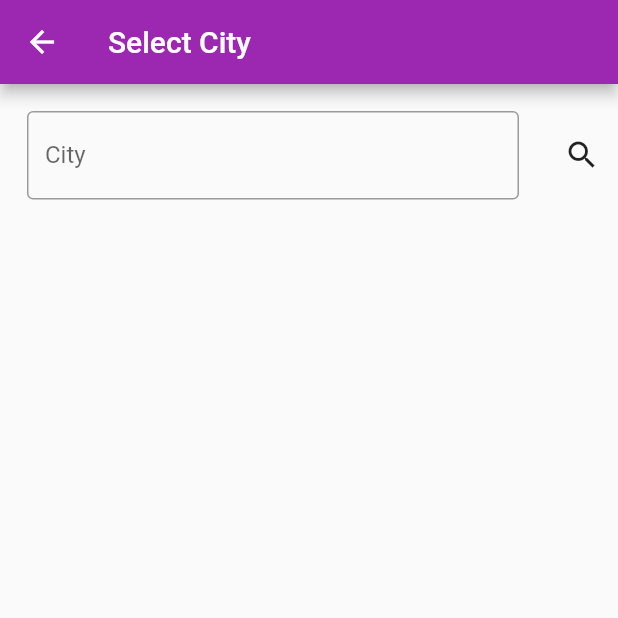
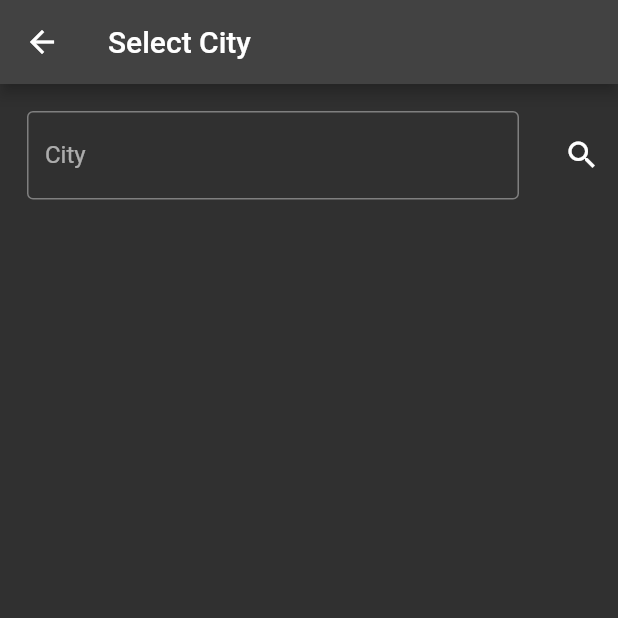
Before and after one commit to hamitseyrek/flutter_provider_weather_app, a Flutter app: the screen it shows after launch, after a tap on the "search" icon, on a phone screen of 412 x 824 dp, the top half of it. Run offline on Flutter 3.47's test engine with Material 2 defaults, Android fonts, the light colour scheme and no system bars; our stand-ins replace bloc, equatable, flutter_bloc, get_it.

Commit message:
start themadata

```diff
--- /dev/null
+++ b/lib/blocs/thema/bloc/thema_event.dart
@@ -0,0 +1,14 @@
+part of 'thema_bloc.dart';
+
+abstract class ThemaEvent extends Equatable {
+  const ThemaEvent([List props = const []]);
+
+  @override
+  List<Object> get props => [];
+}
+
+class ChangeThema extends ThemaEvent {
+  final String weatherStateAbbr;
+
+  ChangeThema({required this.weatherStateAbbr}) : super([weatherStateAbbr]);
+}
--- /dev/null
+++ b/lib/blocs/thema/bloc/thema_state.dart
@@ -0,0 +1,18 @@
+part of 'thema_bloc.dart';
+
+abstract class ThemaState extends Equatable {
+  const ThemaState([List props = const []]);
+
+  @override
+  List<Object> get props => [];
+}
+
+class ThemaInitial extends ThemaState {}
+
+class ThemaAppState extends ThemaState {
+  final ThemeData themeData;
+  final MaterialColor materialColor;
+
+  ThemaAppState({required this.themeData, required this.materialColor})
+      : super([themeData, materialColor]);
+}
--- a/lib/main.dart
+++ b/lib/main.dart
@@ -1,5 +1,6 @@
 import 'package:flutter/material.dart';
 import 'package:flutter_bloc/flutter_bloc.dart';
+import 'package:flutter_bloc_weather_app/blocs/thema/bloc/thema_bloc.dart';
 import 'package:flutter_bloc_weather_app/blocs/weather/bloc/weather_bloc.dart';
 import 'package:flutter_bloc_weather_app/data/weather_repository.dart';
 import 'package:flutter_bloc_weather_app/locator.dart';
@@ -7,7 +8,10 @@ import 'package:flutter_bloc_weather_app/widget/weather_app.dart';
 
 void main() {
   setupLocator();
-  runApp(const MyApp());
+  runApp(BlocProvider<ThemaBloc>(
+    create: (context) => ThemaBloc(),
+    child: const MyApp(),
+  ));
 }
 
 class MyApp extends StatelessWidget {
@@ -15,16 +19,21 @@ class MyApp extends StatelessWidget {
   // This widget is the root of your application.
   @override
   Widget build(BuildContext context) {
+    final _themaBloc = BlocProvider.of<ThemaBloc>(context);
+
+    return BlocBuilder(
+      bloc: _themaBloc,
+      builder: (context, state) {
         return MaterialApp(
           debugShowCheckedModeBanner: false,
           title: 'Weather App',
-      theme: ThemeData(
-        primarySwatch: Colors.purple,
-      ),
+          theme: (state as ThemaAppState).themeData,
           home: BlocProvider<WeatherBloc>(
             create: (context) => WeatherBloc(WeatherRepository()),
             child: WeatherApp(),
           ),
         );
+      },
+    );
   }
 }
--- a/lib/widget/weather_app.dart
+++ b/lib/widget/weather_app.dart
@@ -2,6 +2,7 @@ import 'dart:async';
 
 import 'package:flutter/material.dart';
 import 'package:flutter_bloc/flutter_bloc.dart';
+import 'package:flutter_bloc_weather_app/blocs/thema/bloc/thema_bloc.dart';
 import 'package:flutter_bloc_weather_app/blocs/weather/bloc/weather_bloc.dart';
 import 'package:flutter_bloc_weather_app/widget/last_update.dart';
 import 'package:flutter_bloc_weather_app/widget/location.dart';
@@ -44,6 +45,10 @@ class WeatherApp extends StatelessWidget {
             } else if (state is WeatherLoadingState) {
               return const Center(child: CircularProgressIndicator());
             } else if (state is WeatherLoadedState) {
+              final responseWeather = state.weatherModel;
+              BlocProvider.of<ThemaBloc>(context).add(ChangeThema(
+                  weatherStateAbbr:
+                      responseWeather.consolidatedWeather[0].weatherStateAbbr));
               _refreshCompleter.complete();
               _refreshCompleter = Completer<void>();
               return RefreshIndicator(
```
Also changed, not shown: lib/blocs/thema/bloc/thema_bloc.dart (added, +50 -0 lines). Lines whose indentation alone changed are shown as unchanged.
